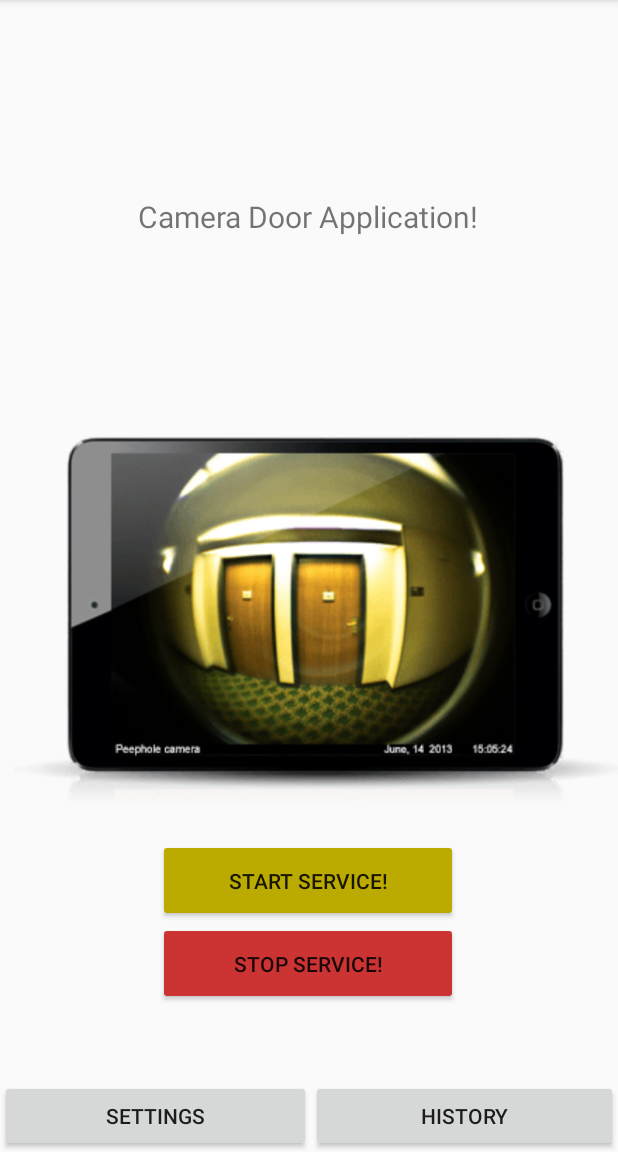
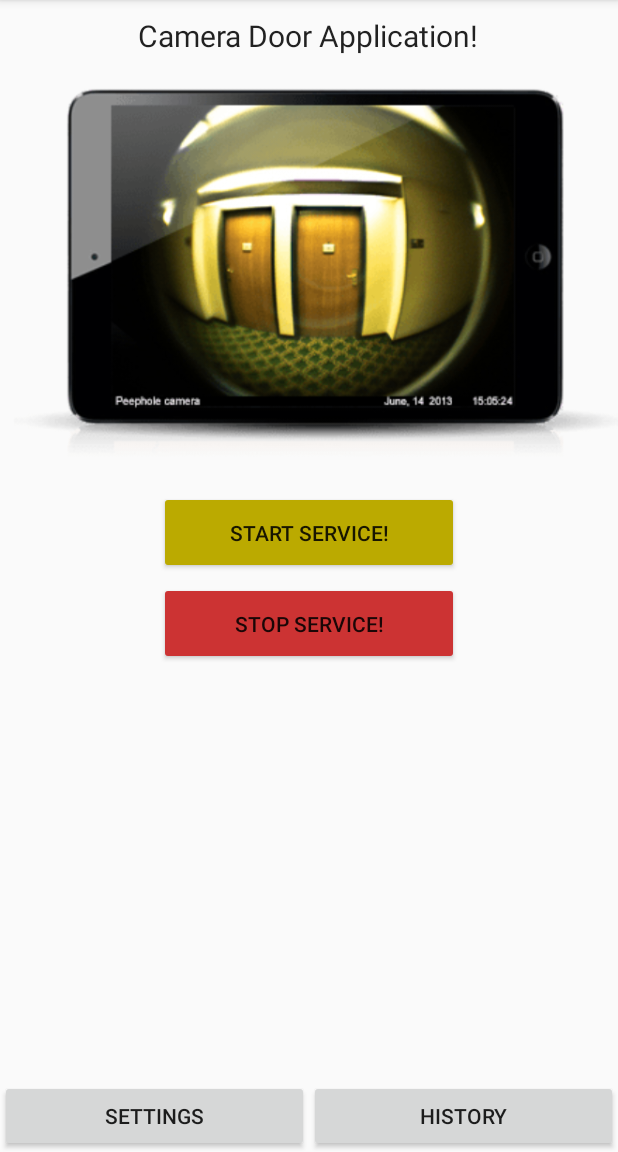
Before and after one commit to vaginessa/DoorCameraSpecialProject, an Android app: the screen it shows after launch (MainActivity), on a phone screen of 412 x 824 dp, the part 84-1236 px from its top. Run offline under Robolectric (Android 15) with nearby library versions, the phone set to English and light mode, and no system bars.

Commit message:
change xml maket for top fragment (mobile version). Now I use relative layout instead gridlayout

```diff
--- a/app/src/main/res/layout/fragment_top_main.xml
+++ b/app/src/main/res/layout/fragment_top_main.xml
@@ -1,9 +1,88 @@
 <?xml version="1.0" encoding="utf-8"?>
+<RelativeLayout xmlns:android="http://schemas.android.com/apk/res/android"
+    android:layout_width="match_parent"
+    android:layout_height="match_parent">
+
+    <TextView
+        android:id="@+id/textView"
+        android:layout_width="wrap_content"
+        android:layout_height="wrap_content"
+        android:layout_alignParentTop="true"
+        android:layout_centerHorizontal="true"
+        android:layout_marginTop="10dp"
+        android:text="@string/main_text"
+        android:textSize="20sp"
+        android:typeface="sans"
+        android:textAppearance="?android:attr/textAppearanceLarge"
+        />
+
+    <ImageView
+        android:id="@+id/imageView"
+        android:layout_width="wrap_content"
+        android:layout_height="wrap_content"
+        android:layout_below="@+id/textView"
+        android:layout_centerHorizontal="true"
+        android:layout_marginTop="10dp"
+        android:contentDescription="@string/imageDescription"
+        android:src="@drawable/frontdoorcamera" />
+
+    <Button
+        android:id="@+id/start_service"
+        android:layout_width="wrap_content"
+        android:layout_height="wrap_content"
+        android:minHeight="55dp"
+        android:minWidth="200dp"
+        android:layout_below="@+id/imageView"
+        android:layout_centerHorizontal="true"
+        android:text="@string/start_service" />
+
+    <Button
+        android:id="@+id/stop_service"
+        android:layout_width="wrap_content"
+        android:layout_height="wrap_content"
+        android:minHeight="55dp"
+        android:minWidth="200dp"
+        android:layout_below="@+id/start_service"
+        android:layout_centerHorizontal="true"
+        android:layout_marginTop="5dp"
+        android:text="@string/stop_service"
+        />
+
+
+
+    <Button
+        android:id="@+id/history"
+        android:layout_width="wrap_content"
+        android:layout_height="wrap_content"
+        android:layout_alignParentRight="true"
+        android:layout_alignParentBottom="true"
+        android:layout_toRightOf="@+id/view"
+        android:text="@string/history" />
+
+    <View
+        android:id="@+id/view"
+        android:layout_width="0dp"
+        android:layout_height="1dp"
+        android:layout_alignParentBottom="true"
+        android:layout_centerHorizontal="true" />
+
+    <Button
+        android:id="@+id/settings"
+        android:layout_width="wrap_content"
+        android:layout_height="wrap_content"
+        android:layout_alignParentLeft="true"
+        android:layout_toLeftOf="@+id/view"
+        android:layout_alignParentBottom="true"
+        android:text="@string/settings" />
+
+</RelativeLayout>
+
+<!--
+
 <GridLayout xmlns:android="http://schemas.android.com/apk/res/android"
 android:layout_width="match_parent"
 android:layout_height="match_parent"
-    android:columnCount="2"
-    >
+android:columnCount="2">
 
 <TextView
     android:id="@+id/textView"
@@ -52,7 +131,6 @@
     android:minHeight="55dp"
     android:minWidth="200dp"
     android:text="@string/stop_service"
-
     />
 
 <Button
@@ -78,3 +156,5 @@
     android:text="@string/history" />
 
 </GridLayout>
+
+-->
```
Lines whose indentation alone changed are shown as unchanged.
